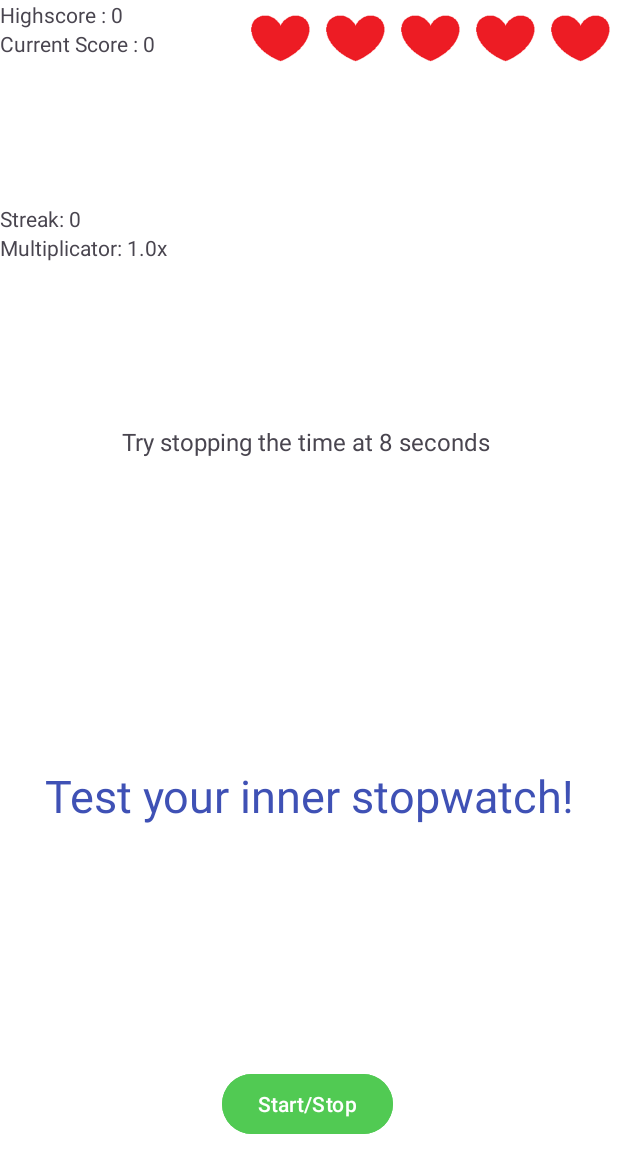
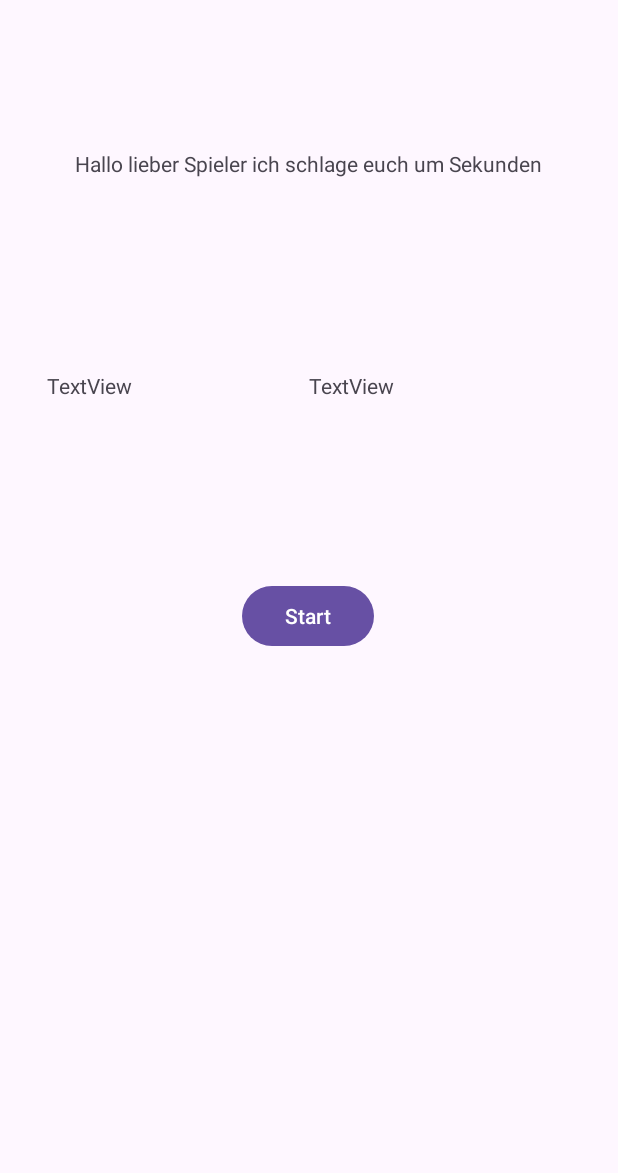
Before and after one commit to HarunTheProgrammer/App_Mobile_Devices_Stopwatch, an Android app: the screen it shows after launch (MainActivity before the commit, Start after it), on a phone screen of 412 x 824 dp. Shown: the top 1173 px of the screen. Run offline under Robolectric (Android 15) with nearby library versions, the phone set to English and light mode, and no system bars.

Commit message:
back and forth

```diff
--- a/app/src/main/AndroidManifest.xml
+++ b/app/src/main/AndroidManifest.xml
@@ -13,7 +13,7 @@
         android:theme="@style/Theme.MyAPP2MobDev"
         tools:targetApi="31">
         <activity
-            android:name=".MainActivity"
+            android:name=".Start"
             android:exported="true">
             <intent-filter>
                 <action android:name="android.intent.action.MAIN" />
@@ -21,6 +21,9 @@
                 <category android:name="android.intent.category.LAUNCHER" />
             </intent-filter>
         </activity>
+        <activity android:name=".MainActivity">
+
+        </activity>
     </application>
 
 </manifest>
--- a/app/src/main/java/com/example/myapp2mobdev/MainActivity.java
+++ b/app/src/main/java/com/example/myapp2mobdev/MainActivity.java
@@ -3,6 +3,7 @@ package com.example.myapp2mobdev;
 import androidx.appcompat.app.AppCompatActivity;
 
 import android.annotation.SuppressLint;
+import android.content.Intent;
 import android.os.Bundle;
 import android.os.Handler;
 import android.view.View;
@@ -76,7 +77,12 @@ public class MainActivity extends AppCompatActivity {
         }
         textViewRequiredTime.setText(requiredTimeString);
 
-
+        exitButton.setOnClickListener(new View.OnClickListener() {
+            @Override
+            public void onClick(View view) {
+                go_start();
+            }
+        });
 
         button.setOnClickListener(new View.OnClickListener() {
 
@@ -292,6 +298,11 @@ public class MainActivity extends AppCompatActivity {
         Heart4.setVisibility(View.VISIBLE);
         Heart5.setVisibility(View.VISIBLE);
     }
+    public void go_start(){
+        Intent intent= new Intent(this, Start.class);
+        startActivity(intent);
+
+    }
 
     public void initializeStartValues(){
         //
--- /dev/null
+++ b/app/src/main/java/com/example/myapp2mobdev/Start.java
@@ -0,0 +1,45 @@
+package com.example.myapp2mobdev;
+
+import android.content.Intent;
+import android.os.Bundle;
+import android.view.View;
+import android.widget.Button;
+import android.widget.TextView;
+
+import androidx.appcompat.app.AppCompatActivity;
+
+public class Start extends AppCompatActivity {
+
+
+    private Button Start;
+    private TextView Last_score;
+    private TextView Current_score;
+    @Override
+    protected void onCreate(Bundle savedInstanceState) {
+        super.onCreate(savedInstanceState);
+        setContentView(R.layout.start);
+        Start=findViewById(R.id.Start);
+        Last_score=findViewById(R.id.last_score);
+        Current_score=findViewById(R.id.current_score);
+
+        Start.setOnClickListener(new View.OnClickListener() {
+            @Override
+            public void onClick(View view) {
+                open_game();
+
+
+            }
+        });
+
+
+
+
+    }
+
+    public void open_game(){
+        Intent game= new Intent(this, MainActivity.class);
+        startActivity(game);
+
+
+    }
+}
--- /dev/null
+++ b/app/src/main/res/layout/start.xml
@@ -0,0 +1,58 @@
+<?xml version="1.0" encoding="utf-8"?>
+<androidx.constraintlayout.widget.ConstraintLayout xmlns:android="http://schemas.android.com/apk/res/android"
+    xmlns:app="http://schemas.android.com/apk/res-auto"
+    xmlns:tools="http://schemas.android.com/tools"
+    android:layout_width="match_parent"
+    android:layout_height="match_parent">
+
+    <Button
+        android:id="@+id/Start"
+        android:layout_width="wrap_content"
+        android:layout_height="wrap_content"
+        android:layout_marginBottom="324dp"
+        android:text="Start"
+        app:layout_constraintBottom_toBottomOf="parent"
+        app:layout_constraintEnd_toEndOf="parent"
+        app:layout_constraintHorizontal_bias="0.498"
+        app:layout_constraintStart_toStartOf="parent"
+        app:layout_constraintTop_toBottomOf="@+id/linearLayout" />
+
+    <LinearLayout
+        android:id="@+id/linearLayout"
+        android:layout_width="349dp"
+        android:layout_height="74dp"
+        android:orientation="horizontal"
+        app:layout_constraintBottom_toBottomOf="parent"
+        app:layout_constraintEnd_toEndOf="parent"
+        app:layout_constraintStart_toStartOf="parent"
+        app:layout_constraintTop_toTopOf="parent"
+        app:layout_constraintVertical_bias="0.33">
+
+        <TextView
+            android:id="@+id/last_score"
+            android:layout_width="131sp"
+            android:layout_height="50sp"
+            android:layout_weight="1"
+            android:text="TextView" />
+
+        <TextView
+            android:id="@+id/current_score"
+            android:layout_width="131sp"
+            android:layout_height="50sp"
+            android:layout_weight="1"
+            android:text="TextView" />
+    </LinearLayout>
+
+    <TextView
+        android:id="@+id/Text_for_motivation"
+        android:layout_width="wrap_content"
+        android:layout_height="wrap_content"
+        android:text="Hallo lieber Spieler ich schlage euch um Sekunden"
+        app:layout_constraintBottom_toTopOf="@+id/linearLayout"
+        app:layout_constraintEnd_toEndOf="parent"
+        app:layout_constraintHorizontal_bias="0.494"
+        app:layout_constraintStart_toStartOf="parent"
+        app:layout_constraintTop_toTopOf="parent"
+        app:layout_constraintVertical_bias="0.436" />
+
+</androidx.constraintlayout.widget.ConstraintLayout>
```
